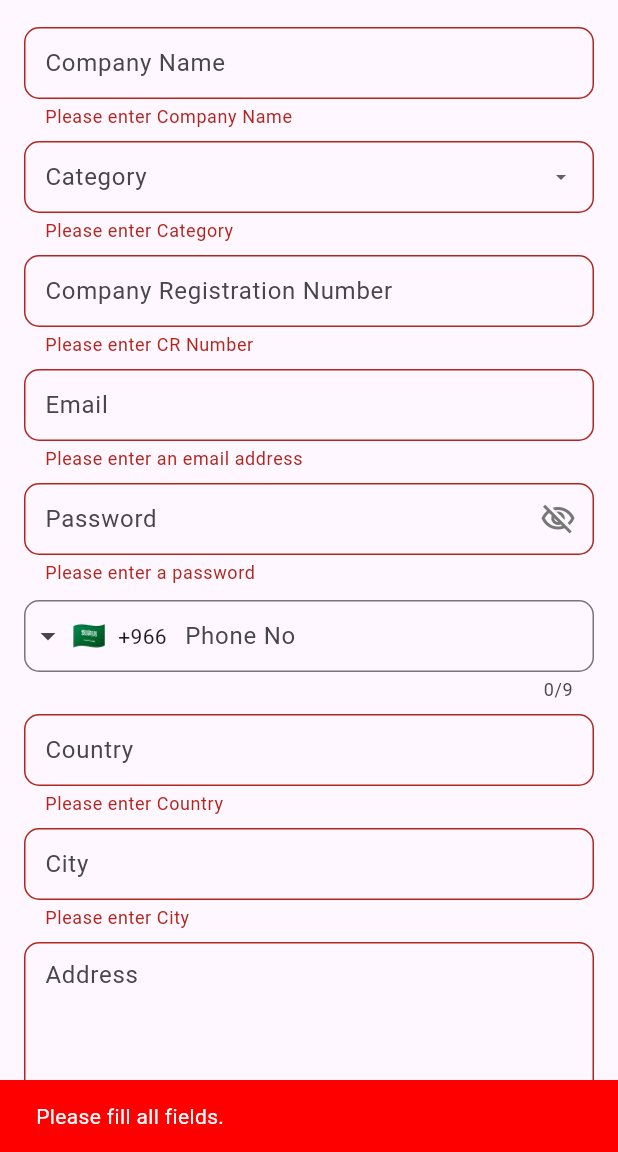
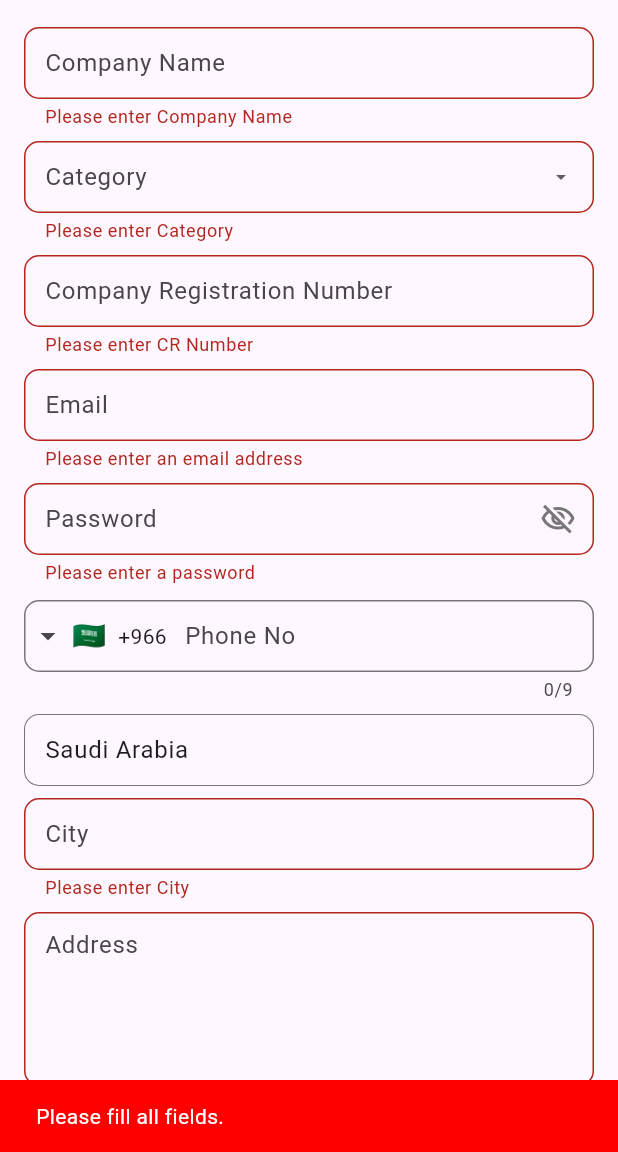
Before and after one commit to Olivi-tech/finder-app, a Flutter app: the RegisterCompanyScreen screen opened directly, after a tap on "Register", on a phone screen of 412 x 824 dp, the part 84-1236 px from its top. Run offline on Flutter 3.47's test engine with Material 3 defaults, Android fonts, the phone set to English and light mode, and no system bars; drawn by our look-alikes of intl_phone_field; our stand-ins replace cloud_firestore, firebase_auth, firebase_core, firebase_storage, image_picker, page_transition; accounts and stored records are empty.

Commit message:
merge code

```diff
--- a/lib/screens/company_screens/register_company_screen.dart
+++ b/lib/screens/company_screens/register_company_screen.dart
@@ -19,7 +19,8 @@ class _RegisterCompanyScreenState extends State<RegisterCompanyScreen> {
   TextEditingController categoryController = TextEditingController();
   TextEditingController emailController = TextEditingController();
   TextEditingController passwordController = TextEditingController();
-  TextEditingController countryController = TextEditingController();
+  TextEditingController countryController =
+      TextEditingController(text: 'Saudi Arabia');
   TextEditingController phoneNoController = TextEditingController();
   TextEditingController cityController = TextEditingController();
   TextEditingController addressController = TextEditingController();
@@ -198,7 +199,7 @@ class _RegisterCompanyScreenState extends State<RegisterCompanyScreen> {
                     controller: countryController,
                     validator: (input) {
                       if (input == null || input.isEmpty) {
-                        return 'Please enter Country';
+                        return 'Enter country';
                       }
                       return null;
                     },
--- a/lib/screens/guest_screens.dart/register_guest_screen.dart
+++ b/lib/screens/guest_screens.dart/register_guest_screen.dart
@@ -23,7 +23,8 @@ class _RegisterAsGuestScreenState extends State<RegisterAsGuestScreen> {
   TextEditingController nameController = TextEditingController();
   TextEditingController emailController = TextEditingController();
   TextEditingController passwordController = TextEditingController();
-  TextEditingController nationalityController = TextEditingController();
+  TextEditingController nationalityController =
+      TextEditingController(text: 'Saudi Arabia');
   TextEditingController phoneController = TextEditingController();
   TextEditingController idController = TextEditingController();
 
@@ -156,6 +157,7 @@ class _RegisterAsGuestScreenState extends State<RegisterAsGuestScreen> {
                         borderRadius: BorderRadius.circular(10),
                       ),
                     ),
+                    initialCountryCode: 'SA',
                     languageCode: "en",
                     onChanged: (phone) {
                       print(phone.completeNumber);
```
Also changed, not shown: pubspec.lock.
